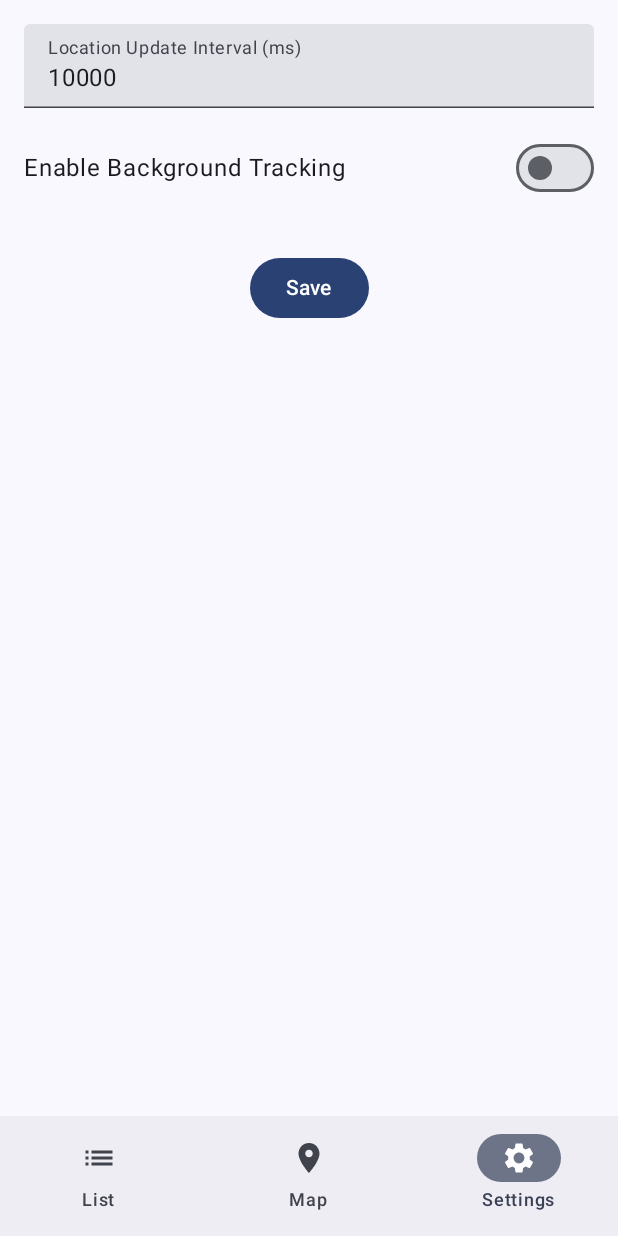
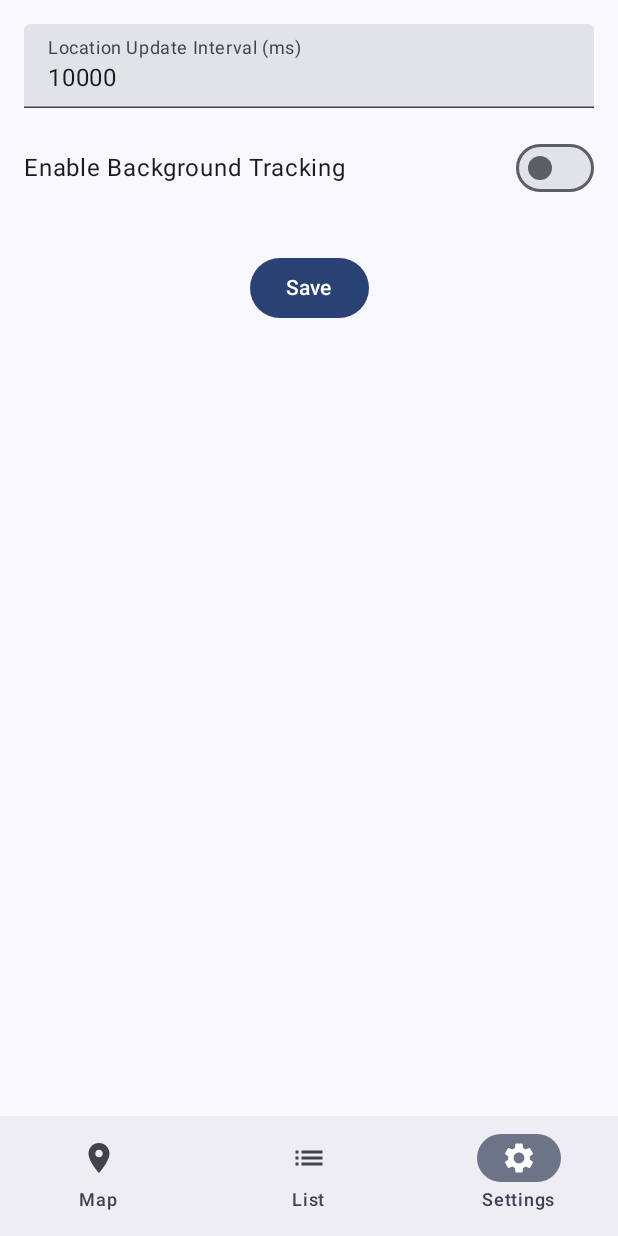
Before and after one commit to adhamkhwaldeh/TrackingSDK, an Android app built with Jetpack Compose: the screen it shows after launch (MainActivity), item 3 of the bottom bar chosen, on a phone screen of 412 x 824 dp. Run offline under Robolectric (Android 15) with nearby library versions, the phone set to English and light mode, and no system bars; our stand-ins replace Room's generated code, Timber, paging; 2 statements that could not run were skipped.

```diff
--- a/app/src/main/java/com/kerberos/trackingSdk/MainActivity.kt
+++ b/app/src/main/java/com/kerberos/trackingSdk/MainActivity.kt
@@ -97,8 +97,8 @@ fun MainScreen() {
             startDestination = "List",
             modifier = Modifier.padding(innerPadding)
         ) {
+            composable("Map") { TripMapScreen() }
             composable("List") { TripScreen() }
-            composable("Map") { TripMapScreen() }
             composable("Settings") { SettingsScreen() }
         }
     }
--- a/app/src/main/java/com/kerberos/trackingSdk/ui/BottomNavigationBar.kt
+++ b/app/src/main/java/com/kerberos/trackingSdk/ui/BottomNavigationBar.kt
@@ -18,8 +18,8 @@ import androidx.navigation.NavController
 @Composable
 fun BottomNavigationBar(navController: NavController) {
     var selectedItem by remember { mutableStateOf(0) }
-    val items = listOf("List", "Map", "Settings")
-    val icons = listOf(Icons.AutoMirrored.Filled.List, Icons.Filled.Place, Icons.Filled.Settings)
+    val items = listOf("Map", "List", "Settings")
+    val icons = listOf(Icons.Filled.Place, Icons.AutoMirrored.Filled.List, Icons.Filled.Settings)
 
     NavigationBar {
         items.forEachIndexed { index, item ->
--- a/app/src/main/java/com/kerberos/trackingSdk/ui/trip/TripScreen.kt
+++ b/app/src/main/java/com/kerberos/trackingSdk/ui/trip/TripScreen.kt
@@ -34,7 +34,6 @@ import androidx.compose.ui.Modifier
 import androidx.compose.ui.unit.dp
 import androidx.paging.LoadState
 import androidx.paging.compose.collectAsLazyPagingItems
-import com.kerberos.trackingSdk.viewModels.TripTrackViewModel
 import com.kerberos.trackingSdk.viewModels.TripViewModel
 import org.koin.androidx.compose.koinViewModel
 
@@ -42,7 +41,6 @@ import org.koin.androidx.compose.koinViewModel
 @Composable
 fun TripScreen(
     viewModel: TripViewModel = koinViewModel(),
-    tripTrackViewModel: TripTrackViewModel = koinViewModel()
 ) {
     val lazyTripItems = viewModel.tripList.collectAsLazyPagingItems()
     var showMenu by remember { mutableStateOf(false) }
@@ -86,10 +84,6 @@ fun TripScreen(
             }
         }
     }
-
-    val tripTracks by tripTrackViewModel.tripTracks.collectAsState()
-
-    val tripStatus by tripTrackViewModel.tripStatus.collectAsState()
 
     Scaffold(
         topBar = {
@@ -159,17 +153,6 @@ fun TripScreen(
                 .fillMaxSize()
                 .padding(paddingValues)
         ) {
-            TripControls(
-                tripStatus = tripStatus,
-                onStart = tripTrackViewModel::startTrip,
-                onPause = tripTrackViewModel::pauseTrip,
-                onResume = tripTrackViewModel::resumeTrip,
-                onStop = tripTrackViewModel::stopTrip,
-                modifier = Modifier
-                    .align(Alignment.BottomCenter)
-                    .padding(16.dp)
-            )
-
             LazyColumn(
                 modifier = Modifier.fillMaxSize(),
                 verticalArrangement = Arrangement.spacedBy(8.dp)
```
